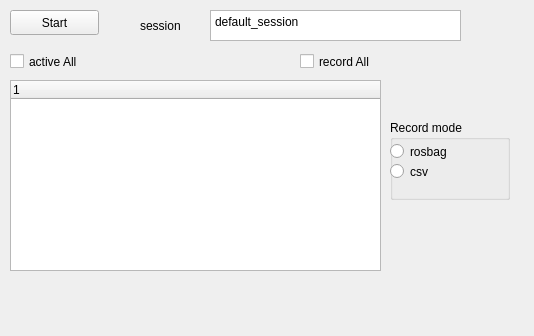
Qt form rqt_mocap_control/src/rqt_mocap_control/mocap_control.ui (fmrico/mocap4ros2_applications) before a commit.
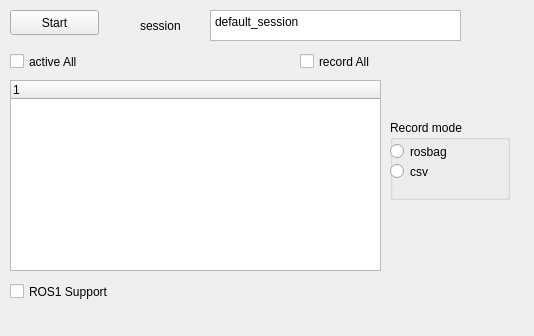
The same form after that commit.

Commit message: Support ROS1 via bridges

Diff of the .ui file:
```diff
--- a/rqt_mocap_control/src/rqt_mocap_control/mocap_control.ui
+++ b/rqt_mocap_control/src/rqt_mocap_control/mocap_control.ui
@@ -132,6 +132,19 @@
     </property>
    </widget>
   </widget>
+  <widget class="QCheckBox" name="enableROS1checkBox">
+   <property name="geometry">
+    <rect>
+     <x>10</x>
+     <y>280</y>
+     <width>151</width>
+     <height>23</height>
+    </rect>
+   </property>
+   <property name="text">
+    <string>ROS1 Support</string>
+   </property>
+  </widget>
  </widget>
  <resources/>
  <connections/>
```
The commit also changes 3 other files.
